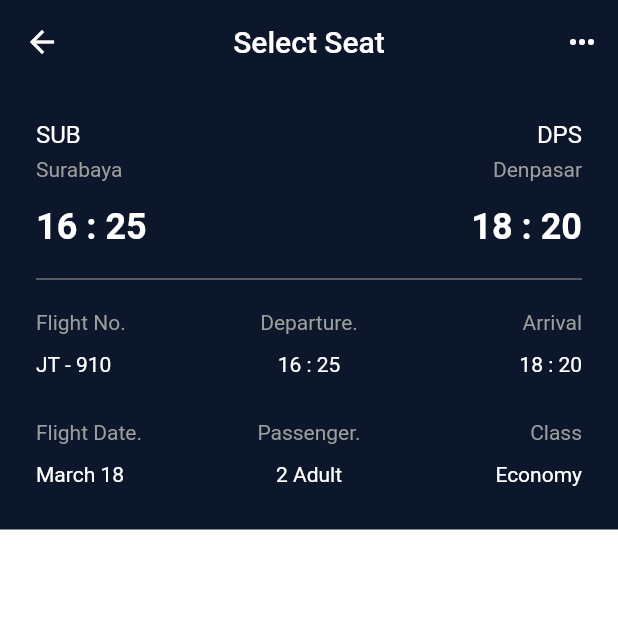
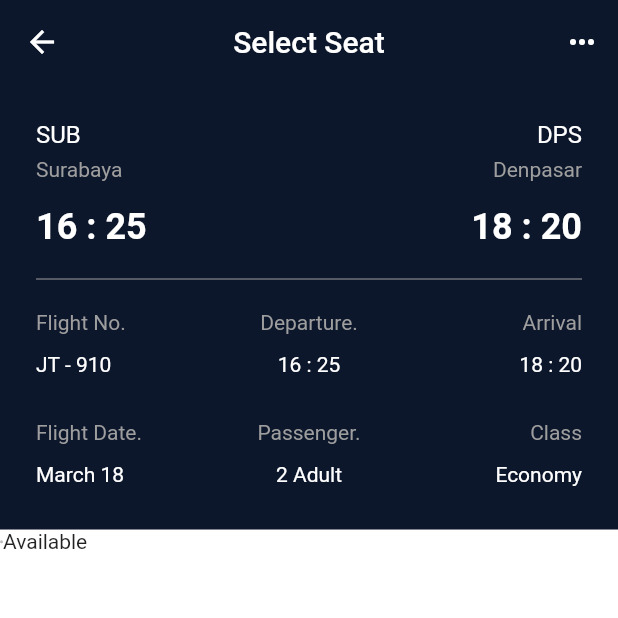
Before and after one commit to JAICHANGPARK/flutter_notebook_chapter_29, a Flutter app: the FlightBookingSelectPage screen opened directly, on a phone screen of 412 x 824 dp, the top half of it. Run offline on Flutter 3.47's test engine with Material 2 defaults, Android fonts, the phone set to English and light mode, and no system bars.

Commit message:
Update flight_booking_select_page.dart

```diff
--- a/lib/ep1465_flight_booking_app/view/flight_booking_select_page.dart
+++ b/lib/ep1465_flight_booking_app/view/flight_booking_select_page.dart
@@ -240,8 +240,6 @@ class _FlightBookingSelectPageState extends State<FlightBookingSelectPage> {
                                             ),
                                           ),
                                           Expanded(
-                                                child: Container(
-                                                  // color: Colors.blue,
                                             child: Column(
                                               // mainAxisAlignment: MainAxisAlignment.spaceBetween,
                                               crossAxisAlignment: CrossAxisAlignment.center,
@@ -262,7 +260,6 @@ class _FlightBookingSelectPageState extends State<FlightBookingSelectPage> {
                                                   ),
                                                 ),
                                               ],
-                                                  ),
                                             ),
                                           ),
                                           Expanded(
@@ -304,6 +301,26 @@ class _FlightBookingSelectPageState extends State<FlightBookingSelectPage> {
                     flex: 12,
                     child: Container(
                       color: Colors.white,
+                      child: Column(
+                        children: [
+                          Row(
+                            children: [
+                              Row(
+                                children: [
+                                  Container(
+                                    decoration: BoxDecoration(
+                                        borderRadius: BorderRadius.circular(2),
+                                        border: Border.all(
+                                          color: Colors.grey[400],
+                                        )),
+                                  ),
+                                  Text("Available")
+                                ],
+                              )
+                            ],
+                          )
+                        ],
+                      ),
                     ),
                   ),
                 ],
```
Lines whose indentation alone changed are shown as unchanged.
